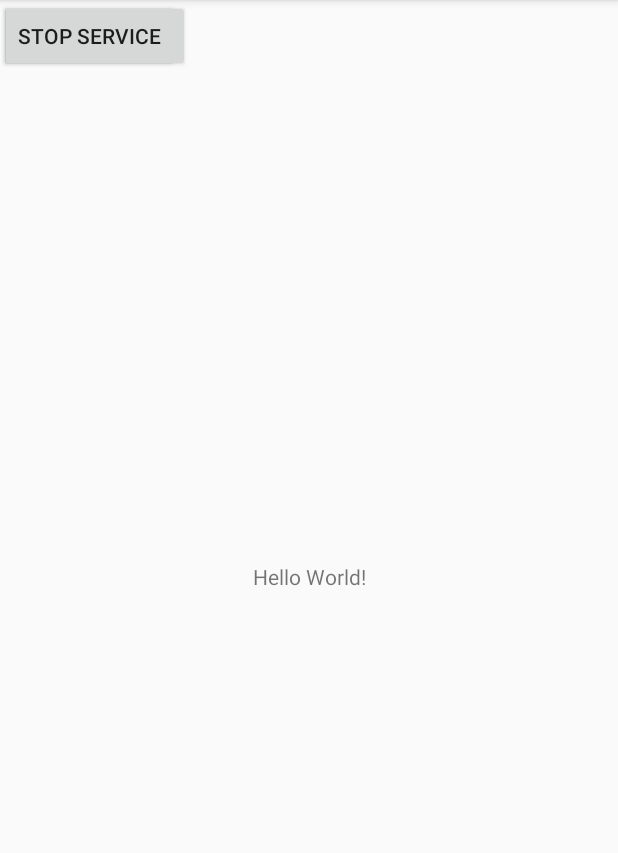
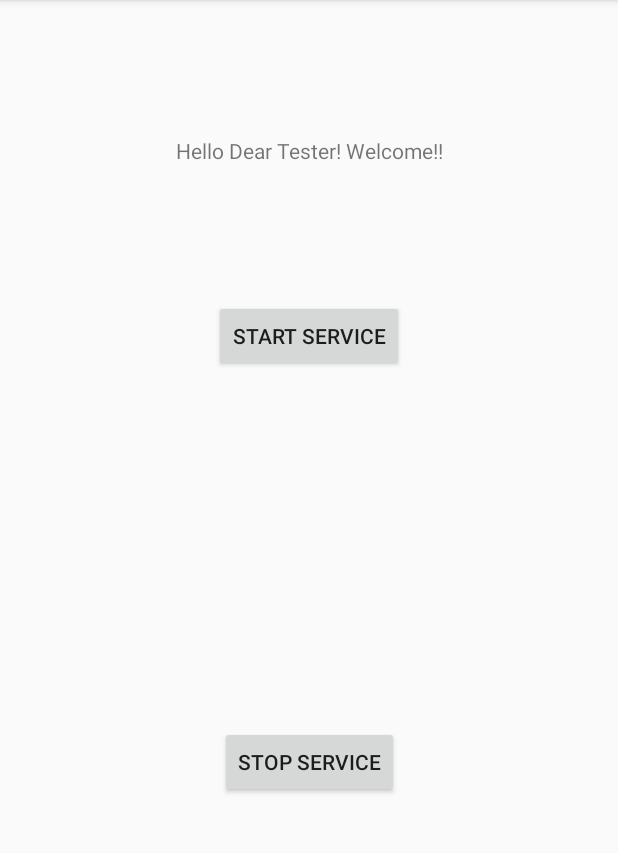
Before and after one commit to LizAharonian/AndroidImageServiceApp, an Android app: the screen it shows after launch (MainActivity), on a phone screen of 412 x 824 dp, the part 84-937 px from its top. Run offline under Robolectric (Android 15) with nearby library versions, the phone set to English and light mode, and no system bars.

Commit message:
add button

```diff
--- a/app/src/main/res/layout/activity_main.xml
+++ b/app/src/main/res/layout/activity_main.xml
@@ -6,32 +6,47 @@
     android:layout_height="match_parent"
     tools:context=".MainActivity">
 
-    <TextView
+    <Button
+        android:id="@+id/btnStop"
         android:layout_width="wrap_content"
         android:layout_height="wrap_content"
-        android:text="Hello World!"
+        android:layout_marginBottom="7dp"
+        android:layout_marginEnd="7dp"
+        android:layout_marginLeft="7dp"
+        android:layout_marginRight="7dp"
+        android:layout_marginStart="7dp"
+        android:layout_marginTop="7dp"
+        android:text="Stop Service"
         app:layout_constraintBottom_toBottomOf="parent"
+        app:layout_constraintEnd_toEndOf="parent"
+        app:layout_constraintStart_toStartOf="parent"
+        app:layout_constraintTop_toBottomOf="@+id/btnStart" />
+
+    <Button
+        android:id="@+id/btnStart"
+        android:layout_width="wrap_content"
+        android:layout_height="wrap_content"
+        android:text="Start Service"
+        android:layout_marginEnd="7dp"
+        android:layout_marginLeft="7dp"
+        android:layout_marginRight="7dp"
+        android:layout_marginStart="7dp"
+        app:layout_constraintEnd_toEndOf="parent"
+        android:layout_marginTop="200dp"
+        app:layout_constraintStart_toStartOf="parent"
+        app:layout_constraintTop_toTopOf="parent" />
+
+    <TextView
+        android:id="@+id/textView"
+        android:layout_width="wrap_content"
+        android:layout_height="wrap_content"
+        android:layout_marginBottom="7dp"
+        android:layout_marginTop="7dp"
+        android:text="Hello Dear Tester! Welcome!!"
+        app:layout_constraintBottom_toTopOf="@+id/btnStart"
+        app:layout_constraintHorizontal_bias="0.502"
         app:layout_constraintLeft_toLeftOf="parent"
         app:layout_constraintRight_toRightOf="parent"
         app:layout_constraintTop_toTopOf="parent" />
 
-    <Button
-        android:id="@+id/btnStart"
-        style="@style/Widget.AppCompat.Button"
-        android:layout_width="wrap_content"
-        android:layout_height="wrap_content"
-        android:layout_margin="50dp"
-        android:text="Start service"
-        android:visibility="visible"
-        tools:layout_editor_absoluteX="64dp"
-        tools:layout_editor_absoluteY="131dp" />
-
-    <Button
-        android:id="@+id/btnStop"
-        android:layout_width="wrap_content"
-        android:layout_height="wrap_content"
-        android:text="Stop service"
-        tools:layout_editor_absoluteX="144dp"
-        tools:layout_editor_absoluteY="300dp" />
-
 </android.support.constraint.ConstraintLayout>
```
